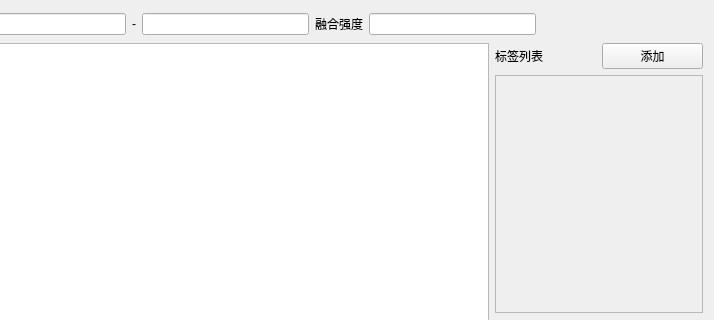
First picture: the form in ui/annotation.ui, repository pythondever/easy_trainer, before the edit; both pictures show x 354 to 1068 and y 0 to 320 of the 1068 by 703 pixel window.
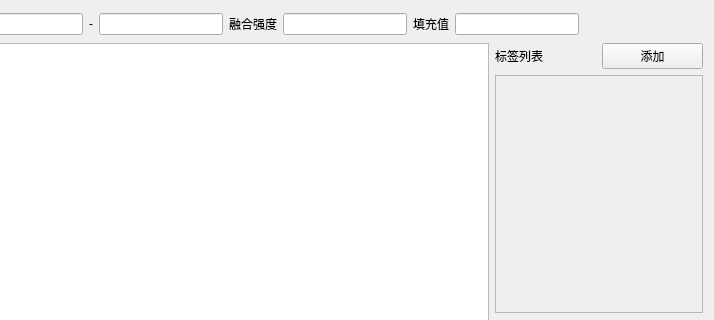
Second picture: the form after the edit. Icons and pictures are not drawn.

Commit message: 多边形区域填充功能

```diff
--- a/ui/annotation.ui
+++ b/ui/annotation.ui
@@ -100,6 +100,20 @@
          </property>
         </widget>
        </item>
+       <item>
+        <widget class="QLabel" name="fill_value_label">
+         <property name="text">
+          <string>填充值</string>
+         </property>
+        </widget>
+       </item>
+       <item>
+        <widget class="QLineEdit" name="fill_value_lineEdit">
+         <property name="minimumSize">
+          <size><width>65</width><height>0</height></size>
+         </property>
+        </widget>
+       </item>
        <item>
         <spacer name="horizontalSpacer_3">
          <property name="orientation">
```
The commit also changes 3 other files.
